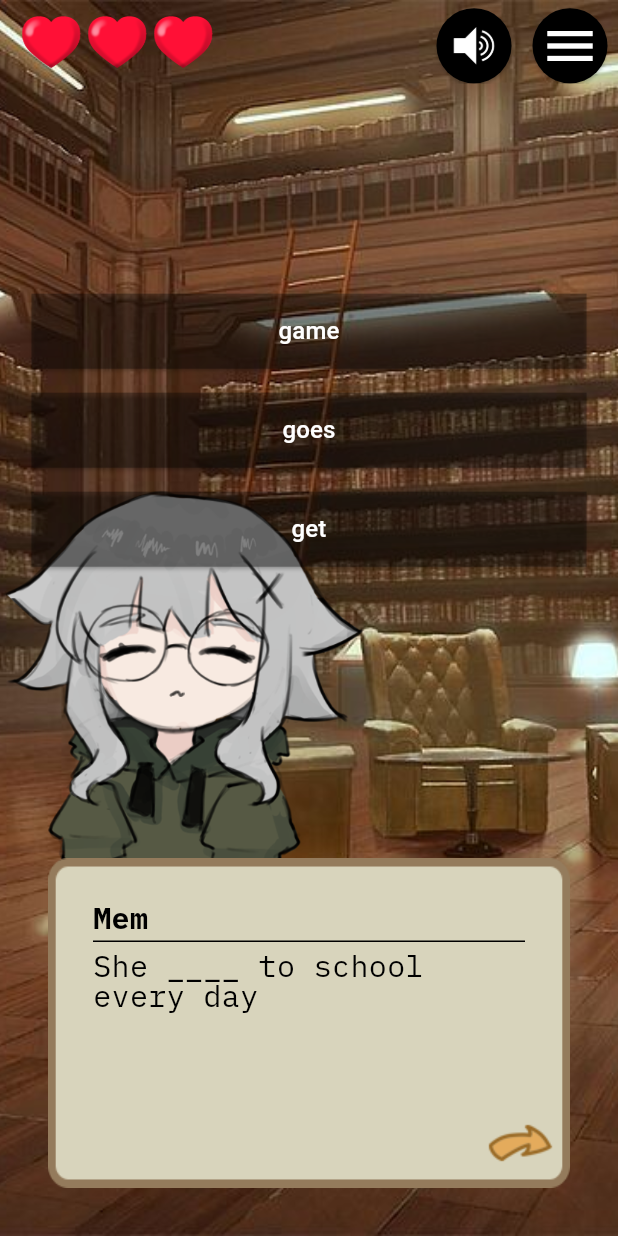
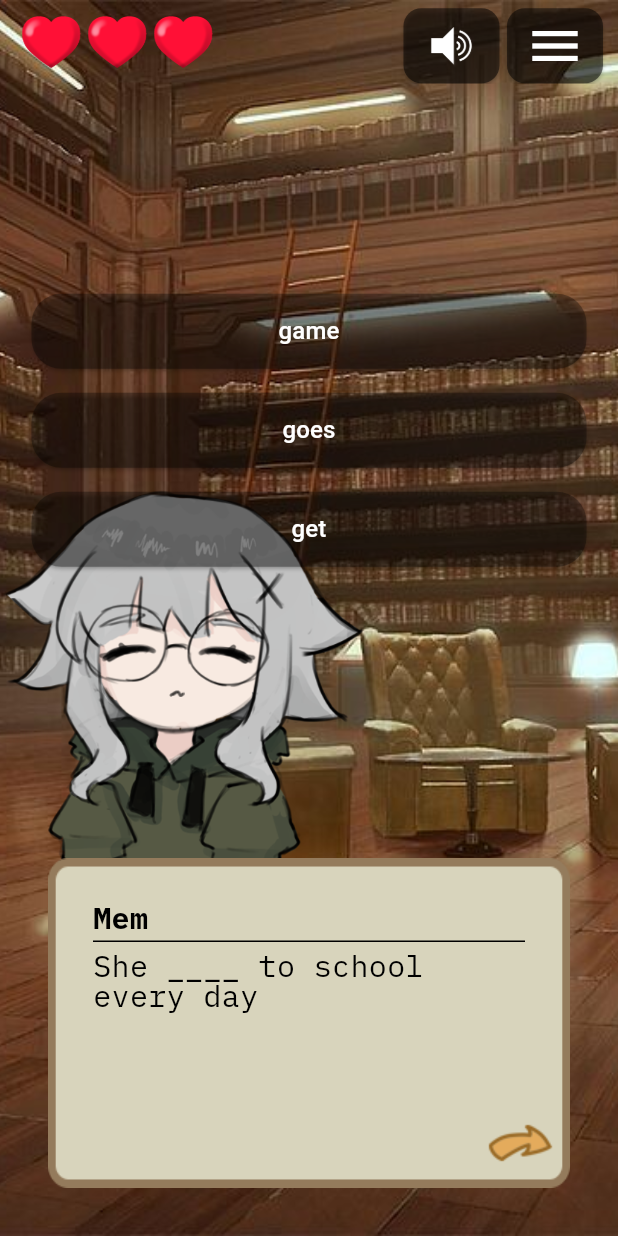
Before and after one commit to tonytoes/Skibidi-Invasion, a Flutter app: the ScenarioScreen screen opened directly, on a phone screen of 412 x 824 dp. Run offline on Flutter 3.47's test engine with Material 3 defaults, Android fonts, the phone set to English and light mode, and no system bars; our stand-ins replace animated_toggle_switch, audioplayers, page_transition.

Commit message:
Version 2.0.10.8 changes

```diff
--- a/lib/scenes/scenario.dart
+++ b/lib/scenes/scenario.dart
@@ -279,12 +279,16 @@ class _ScenarioScreenState extends State<ScenarioScreen> {
         elevation: 0,
         actions: <Widget>[
           Padding(
-            padding: EdgeInsets.only(top: 5),
+            padding: EdgeInsets.only(top: 5, right: 5),
             child: ElevatedButton(
               style: ButtonStyle(
-                shape: WidgetStateProperty.all(CircleBorder()),
+                shape: WidgetStateProperty.all(
+                  RoundedRectangleBorder(
+                    borderRadius: BorderRadius.circular(12),
+                  ),
+                ),
                 padding: WidgetStateProperty.all(const EdgeInsets.all(5)),
-                backgroundColor: WidgetStateProperty.all(Colors.black),
+                backgroundColor: WidgetStateProperty.all(Colors.black.withOpacity(0.5)),
                 overlayColor: WidgetStateProperty.resolveWith<Color?>((states) {
                   if (states.contains(WidgetState.pressed)) {
                     return Colors.black; //change
@@ -309,13 +313,17 @@ class _ScenarioScreenState extends State<ScenarioScreen> {
           ),
 
           Padding(
-            padding: EdgeInsets.only(top: 5),
+            padding: EdgeInsets.only(top: 5, right: 10),
             child: ElevatedButton(
               onPressed: () => _openMenu(context),
               style: ButtonStyle(
-                shape: WidgetStateProperty.all(CircleBorder()),
+                shape: WidgetStateProperty.all(
+                  RoundedRectangleBorder(
+                    borderRadius: BorderRadius.circular(12)),
+                ),
                 padding: WidgetStateProperty.all(const EdgeInsets.all(5)),
-                backgroundColor: WidgetStateProperty.all(Colors.black),
+                backgroundColor: WidgetStateProperty.all(
+                  Colors.black.withOpacity(0.5),),
                 overlayColor: WidgetStateProperty.resolveWith<Color?>((states) {
                   if (states.contains(WidgetState.pressed)) {
                     return Colors.black;
@@ -326,6 +334,7 @@ class _ScenarioScreenState extends State<ScenarioScreen> {
               child: Icon(Icons.menu, color: Colors.white, size: 40),
             ),
           ),
+
         ],
       ),
 
--- a/lib/widgets/choice_overlay.dart
+++ b/lib/widgets/choice_overlay.dart
@@ -61,7 +61,7 @@ class _ChoiceButtonState extends State<ChoiceButton> {
           backgroundColor: backgroundColor,
           foregroundColor: Colors.white,
           shape: RoundedRectangleBorder(
-            borderRadius: BorderRadius.zero,
+            borderRadius: BorderRadius.circular(20.0),
           ),
         ),
         child: Text(
```
Also changed, not shown: 1 other file.
